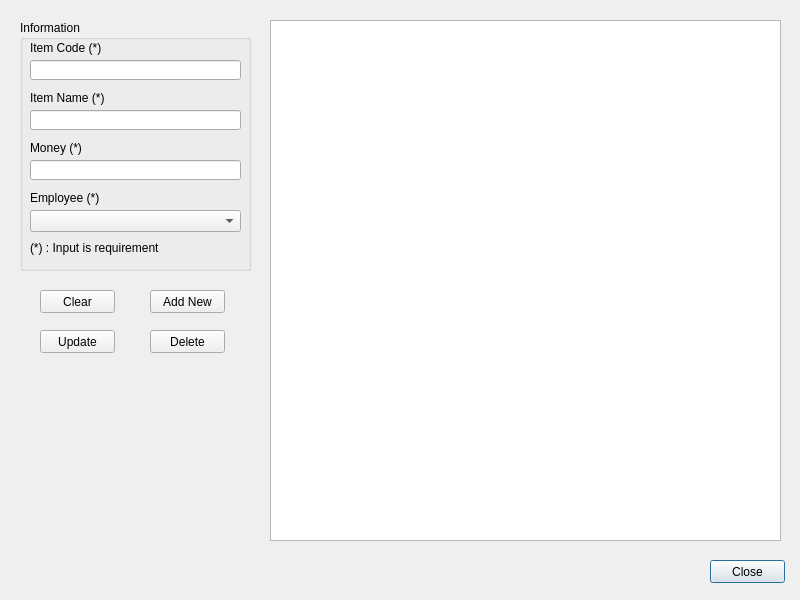
hoangsang17th/Customer_Support_Py, file UIs/ConfigItem.ui: the form before one commit.
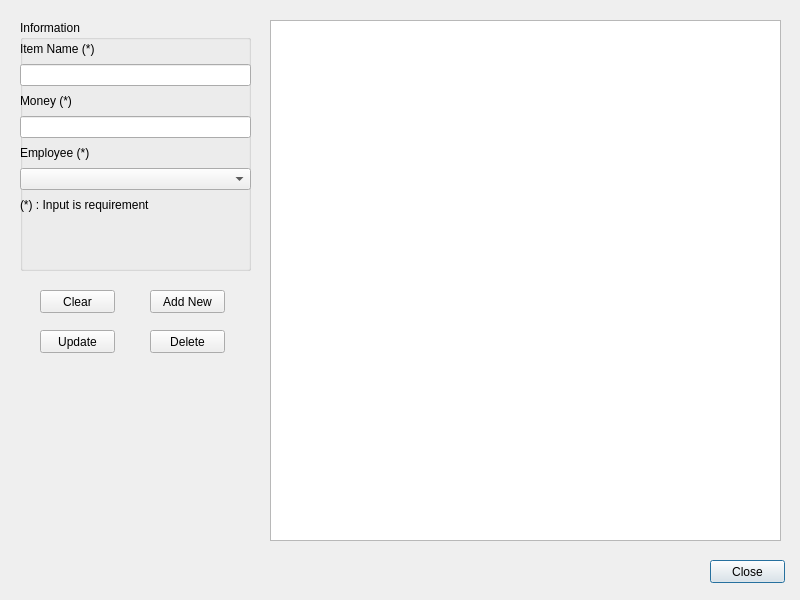
The form after the commit.

```diff
--- a/UIs/ConfigItem.ui
+++ b/UIs/ConfigItem.ui
@@ -38,116 +38,58 @@
    <property name="title">
     <string>Information</string>
    </property>
+   <widget class="QWidget" name="verticalLayoutWidget">
+    <property name="geometry">
+     <rect>
+      <x>0</x>
+      <y>20</y>
+      <width>231</width>
+      <height>174</height>
+     </rect>
+    </property>
+    <layout class="QVBoxLayout" name="verticalLayout">
+     <item>
    <widget class="QLabel" name="label_2">
-    <property name="geometry">
-     <rect>
-      <x>10</x>
-      <y>70</y>
-      <width>131</width>
-      <height>16</height>
-     </rect>
-    </property>
     <property name="text">
      <string>Item Name (*)</string>
     </property>
    </widget>
-   <widget class="QLineEdit" name="lineEdit_ItemName">
-    <property name="geometry">
-     <rect>
-      <x>10</x>
-      <y>90</y>
-      <width>211</width>
-      <height>20</height>
-     </rect>
-    </property>
-   </widget>
+     </item>
+     <item>
+      <widget class="QLineEdit" name="lineEdit_ItemName"/>
+     </item>
+     <item>
    <widget class="QLabel" name="label_4">
-    <property name="geometry">
-     <rect>
-      <x>10</x>
-      <y>120</y>
-      <width>81</width>
-      <height>16</height>
-     </rect>
-    </property>
     <property name="text">
      <string>Money (*)</string>
     </property>
    </widget>
-   <widget class="QLabel" name="label_3">
-    <property name="geometry">
-     <rect>
-      <x>10</x>
-      <y>220</y>
-      <width>131</width>
-      <height>16</height>
-     </rect>
-    </property>
-    <property name="text">
-     <string>(*) : Input is requirement</string>
-    </property>
-   </widget>
-   <widget class="QLineEdit" name="lineEdit_ItemCode">
-    <property name="geometry">
-     <rect>
-      <x>10</x>
-      <y>40</y>
-      <width>211</width>
-      <height>20</height>
-     </rect>
-    </property>
-    <property name="readOnly">
-     <bool>false</bool>
-    </property>
-   </widget>
-   <widget class="QLabel" name="label_5">
-    <property name="geometry">
-     <rect>
-      <x>10</x>
-      <y>20</y>
-      <width>81</width>
-      <height>16</height>
-     </rect>
-    </property>
-    <property name="text">
-     <string>Item Code (*)</string>
-    </property>
-   </widget>
+     </item>
+     <item>
    <widget class="QLineEdit" name="lineEdit_Money">
-    <property name="geometry">
-     <rect>
-      <x>10</x>
-      <y>140</y>
-      <width>211</width>
-      <height>20</height>
-     </rect>
-    </property>
     <property name="inputMethodHints">
      <set>Qt::ImhNone</set>
     </property>
    </widget>
+     </item>
+     <item>
    <widget class="QLabel" name="label_6">
-    <property name="geometry">
-     <rect>
-      <x>10</x>
-      <y>170</y>
-      <width>81</width>
-      <height>16</height>
-     </rect>
-    </property>
     <property name="text">
      <string>Employee (*)</string>
     </property>
    </widget>
-   <widget class="QComboBox" name="comboBox_Employee">
-    <property name="geometry">
-     <rect>
-      <x>10</x>
-      <y>190</y>
-      <width>211</width>
-      <height>22</height>
-     </rect>
-    </property>
+     </item>
+     <item>
+      <widget class="QComboBox" name="comboBox_Employee"/>
+     </item>
+     <item>
+      <widget class="QLabel" name="label_3">
+       <property name="text">
+        <string>(*) : Input is requirement</string>
+       </property>
+      </widget>
+     </item>
+    </layout>
    </widget>
   </widget>
   <widget class="QPushButton" name="pushButton_Insert">
```
Left out of the diff: 1 changed line with no effect on the pictures. Lines whose indentation alone changed are shown as unchanged.
